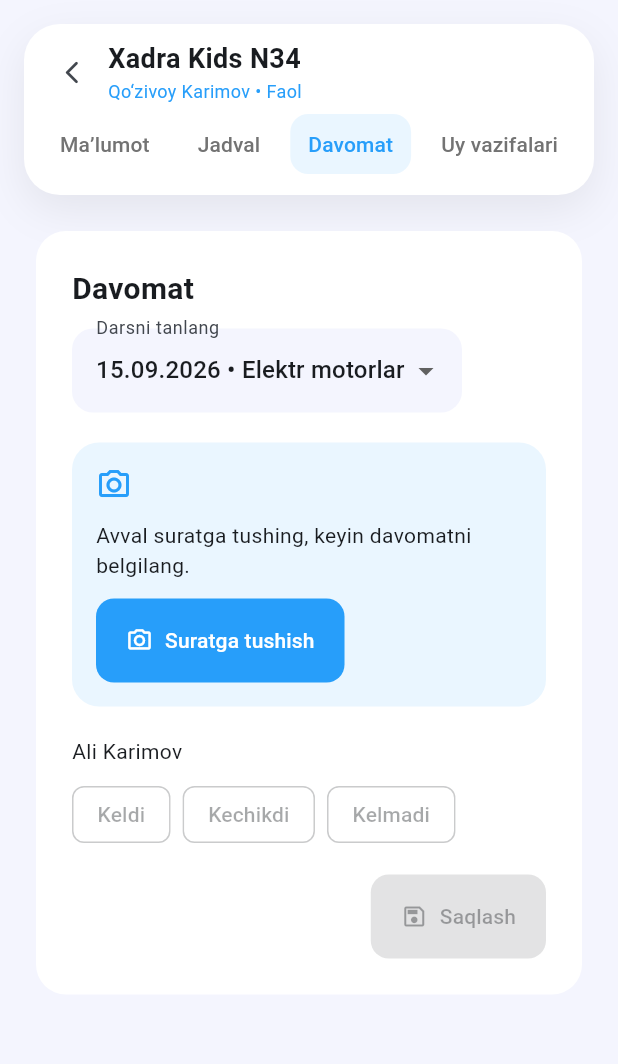
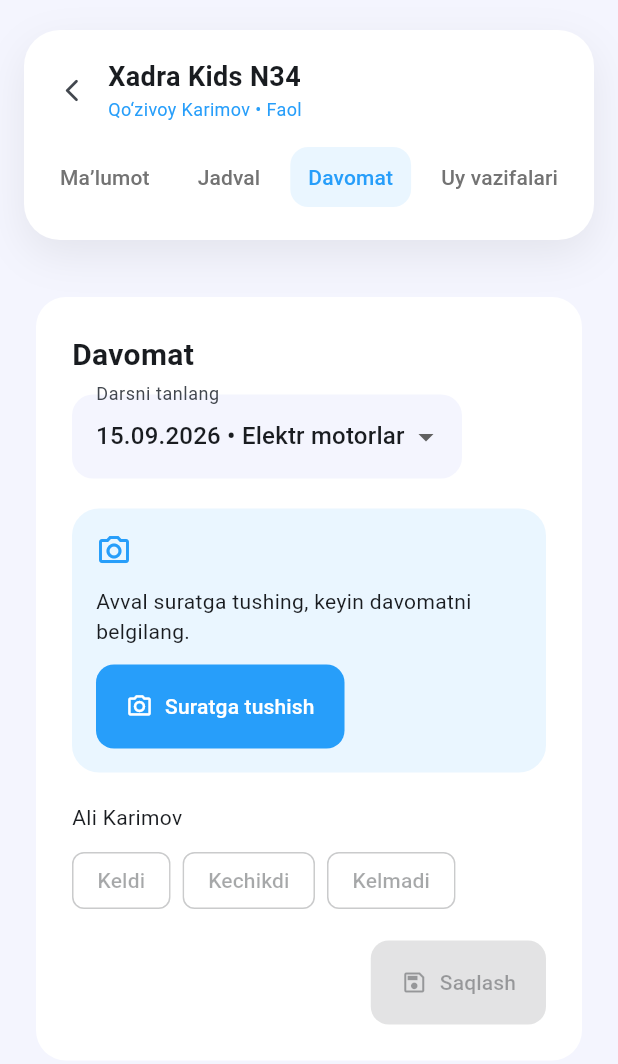
Before and after one commit to Amirxon3310/jadid_crm, a Flutter app: the GroupPage screen opened directly with sample values from the repository, after a tap on "Jadval", after a tap on "Davomat", on a phone screen of 412 x 824 dp. Shown: the top 1064 px of the screen. Run offline on Flutter 3.47's test engine with Material 3 defaults, Android fonts, the phone set to English and light mode, and no system bars; our stand-ins replace image_picker, supabase_flutter, web; missing offline and left inert: dart:js_interop; accounts and stored records are empty; Roboto replaces fonts that are missing (SF Pro Display).

Commit message:
Fix dark mode background/colors on the group page, widen its header padding
Scaffold.backgroundColor was hardcoded to AppColors.background (a light
color) on the group detail page, overriding the theme's already
dark-aware scaffoldBackgroundColor and leaving the background pale in
dark mode. Drop the override so it inherits from the theme.

AppColors.softBlue was a single flat light-blue constant used for icon
badges, avatars and the selected tab highlight; on a dark surface it
stayed bright and clashed. Turn it into a brightness-aware method and
update every call site (group_page, groups list icons already fine,
lesson_checkin_card, homeworks_page, branches_page, workspace nav rail).

Also give the group page's floating header more vertical breathing room
(more top/bottom padding, a gap between the title row and the tab row).

```diff
--- a/lib/core/app_theme.dart
+++ b/lib/core/app_theme.dart
@@ -3,13 +3,21 @@ import 'package:flutter/material.dart';
 abstract final class AppColors {
   static const primary = Color(0xFF279EFA);
   static const background = Color(0xFFF4F5FE);
-  static const softBlue = Color(0xFFEAF6FF);
   static const success = Color(0xFF2DCD94);
   static const warning = Color(0xFFF5A623);
   static const danger = Color(0xFFFF4D4C);
   static const border = Color(0xFFE6EAF0);
   static const muted = Color(0xFF737373);
   static const ink = Color(0xFF061425);
+
+  /// A soft primary-tinted fill for icon badges, avatars and selected tabs.
+  /// The flat light-blue works on a white surface but needs a translucent
+  /// tint on a dark one, so this reads the active theme instead of being a
+  /// single constant.
+  static Color softBlue(BuildContext context) =>
+      Theme.of(context).brightness == Brightness.dark
+      ? primary.withValues(alpha: .18)
+      : const Color(0xFFEAF6FF);
 }
 
 final appThemeMode = ValueNotifier<ThemeMode>(ThemeMode.light);
--- a/lib/features/branches_page.dart
+++ b/lib/features/branches_page.dart
@@ -28,9 +28,9 @@ class BranchesPage extends StatelessWidget {
           for (final branch in store.branches)
             ListTile(
               contentPadding: EdgeInsets.zero,
-              leading: const CircleAvatar(
-                backgroundColor: AppColors.softBlue,
-                child: Icon(
+              leading: CircleAvatar(
+                backgroundColor: AppColors.softBlue(context),
+                child: const Icon(
                   Icons.location_on_outlined,
                   color: AppColors.primary,
                 ),
--- a/lib/features/group_page.dart
+++ b/lib/features/group_page.dart
@@ -60,7 +60,6 @@ class _GroupPageState extends State<GroupPage> {
         .firstOrNull;
     if (group == null)
       return Scaffold(
-        backgroundColor: AppColors.background,
         body: SafeArea(
           child: Column(
             children: [
@@ -96,17 +95,16 @@ class _GroupPageState extends State<GroupPage> {
     ];
 
     return Scaffold(
-      backgroundColor: AppColors.background,
       body: SafeArea(
         child: Column(
           children: [
             Padding(
-              padding: const EdgeInsets.fromLTRB(16, 16, 16, 0),
+              padding: const EdgeInsets.fromLTRB(16, 20, 16, 14),
               child: Center(
                 child: ConstrainedBox(
                   constraints: const BoxConstraints(maxWidth: 1200),
                   child: Container(
-                    padding: const EdgeInsets.fromLTRB(8, 8, 12, 4),
+                    padding: const EdgeInsets.fromLTRB(8, 16, 12, 12),
                     decoration: BoxDecoration(
                       color: Theme.of(context).colorScheme.surface,
                       borderRadius: BorderRadius.circular(24),
@@ -163,6 +161,7 @@ class _GroupPageState extends State<GroupPage> {
                               ),
                           ],
                         ),
+                        const SizedBox(height: 10),
                         SingleChildScrollView(
                           scrollDirection: Axis.horizontal,
                           padding: const EdgeInsets.only(left: 4),
@@ -180,7 +179,7 @@ class _GroupPageState extends State<GroupPage> {
                                         ? AppColors.primary
                                         : AppColors.muted,
                                     backgroundColor: selected
-                                        ? AppColors.softBlue
+                                        ? AppColors.softBlue(context)
                                         : Colors.transparent,
                                     shape: RoundedRectangleBorder(
                                       borderRadius: BorderRadius.circular(12),
@@ -388,7 +387,7 @@ class _Detail extends StatelessWidget {
       Container(
         padding: const EdgeInsets.all(10),
         decoration: BoxDecoration(
-          color: AppColors.softBlue,
+          color: AppColors.softBlue(context),
           borderRadius: BorderRadius.circular(12),
         ),
         child: AppIcon(asset, active: true, fallback: icon, size: 24),
@@ -446,9 +445,9 @@ class _ScheduleTab extends StatelessWidget {
           for (final lesson in lessons)
             ListTile(
               contentPadding: const EdgeInsets.symmetric(vertical: 5),
-              leading: const CircleAvatar(
-                backgroundColor: AppColors.softBlue,
-                child: Icon(
+              leading: CircleAvatar(
+                backgroundColor: AppColors.softBlue(context),
+                child: const Icon(
                   Icons.calendar_today_outlined,
                   color: AppColors.primary,
                 ),
@@ -1507,7 +1506,7 @@ class _RankingTab extends StatelessWidget {
             ListTile(
               contentPadding: EdgeInsets.zero,
               leading: CircleAvatar(
-                backgroundColor: AppColors.softBlue,
+                backgroundColor: AppColors.softBlue(context),
                 child: Text(
                   '${store.activeRole == AppRole.student ? store.rankFor(groupId: group.id) ?? '—' : 1 + students.where((s) => store.coinsOf(s.id) > store.coinsOf(student.id)).length}',
                 ),
--- a/lib/features/homeworks_page.dart
+++ b/lib/features/homeworks_page.dart
@@ -44,9 +44,9 @@ class HomeworksPage extends StatelessWidget {
                 }).length;
                 return ListTile(
                   contentPadding: const EdgeInsets.symmetric(vertical: 7),
-                  leading: const CircleAvatar(
-                    backgroundColor: AppColors.softBlue,
-                    child: Icon(
+                  leading: CircleAvatar(
+                    backgroundColor: AppColors.softBlue(context),
+                    child: const Icon(
                       Icons.assignment_outlined,
                       color: AppColors.primary,
                     ),
--- a/lib/features/lesson_checkin_card.dart
+++ b/lib/features/lesson_checkin_card.dart
@@ -22,7 +22,7 @@ class LessonCheckinCard extends StatelessWidget {
       margin: const EdgeInsets.only(bottom: 20),
       padding: const EdgeInsets.all(16),
       decoration: BoxDecoration(
-        color: AppColors.softBlue,
+        color: AppColors.softBlue(context),
         borderRadius: BorderRadius.circular(18),
       ),
       child: Wrap(
--- a/lib/features/workspace.dart
+++ b/lib/features/workspace.dart
@@ -355,7 +355,7 @@ class _WorkspaceState extends State<Workspace> {
                     message: compact ? menu[index].title : '',
                     child: Material(
                       color: profileUserId == null && selectedPage == index
-                          ? AppColors.softBlue
+                          ? AppColors.softBlue(context)
                           : Colors.transparent,
                       borderRadius: BorderRadius.circular(20),
                       child: InkWell(
```
